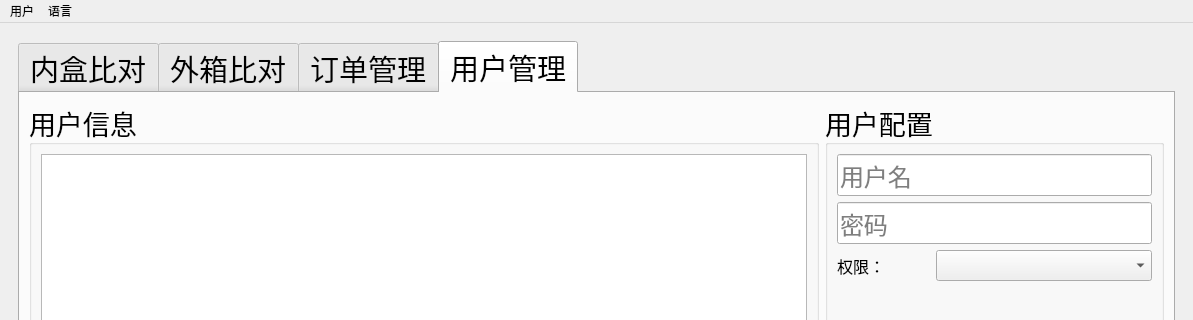
Above: res/ui/main_window.ui from zelviner/BarcodeCompare before the change; both pictures show x 0 to 1193 and y 0 to 320 of the 1193 by 721 pixel window. Below: the same form after it.
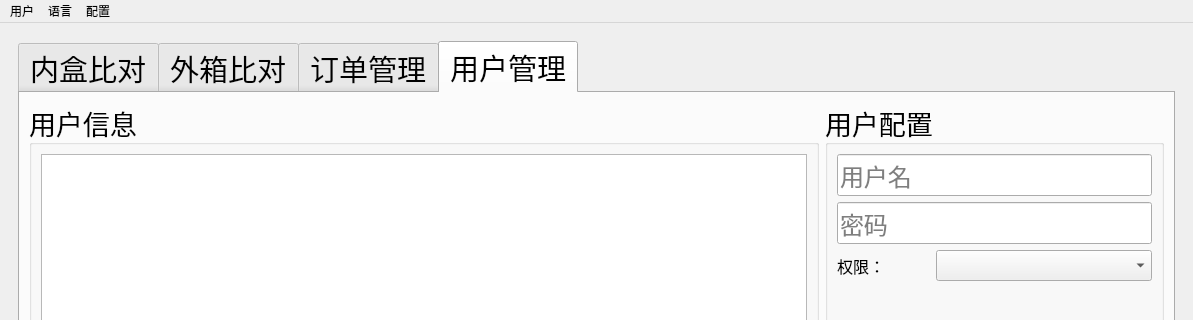
That is the form after the change. The open tabs and pages were chosen to show the change.

Diff of the .ui file:
```diff
--- a/res/ui/main_window.ui
+++ b/res/ui/main_window.ui
@@ -1349,8 +1349,15 @@
     <addaction name="chinese_action"/>
     <addaction name="english_action"/>
    </widget>
+   <widget class="QMenu" name="menu">
+    <property name="title">
+     <string>配置</string>
+    </property>
+    <addaction name="set_tag_data_action"/>
+   </widget>
    <addaction name="menuLanguage"/>
    <addaction name="menuLanguage_2"/>
+   <addaction name="menu"/>
   </widget>
   <widget class="QStatusBar" name="statusbar"/>
   <action name="admin_action">
```
Left out of the diff: 7 changed lines with no effect on the pictures.
